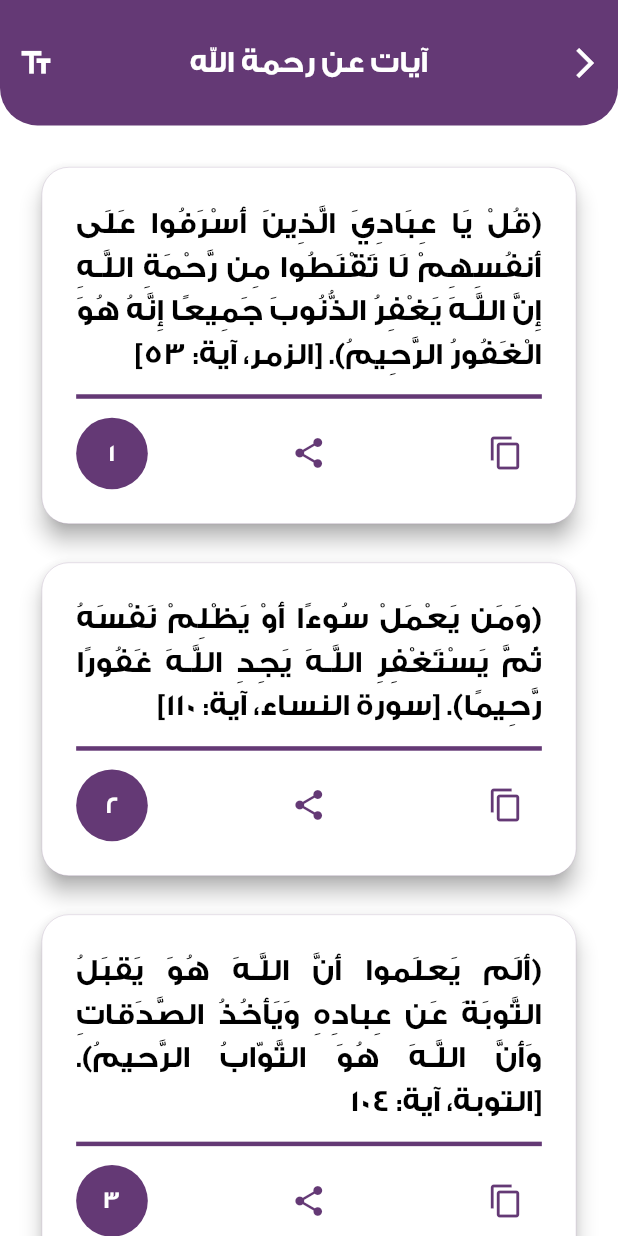
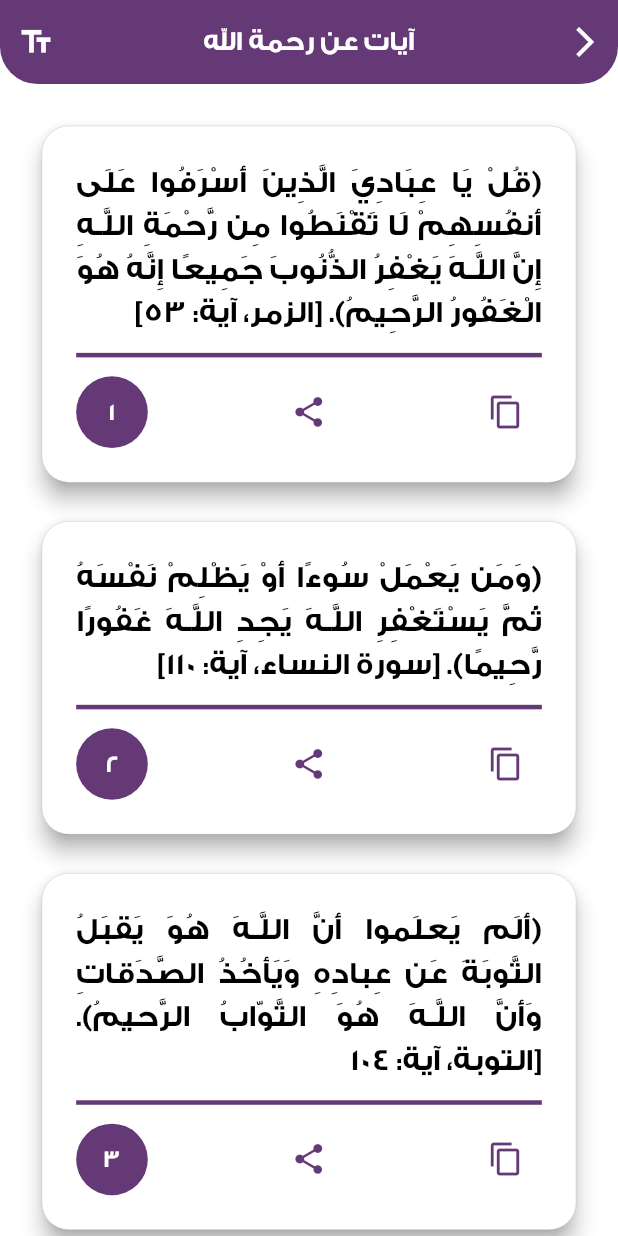
Before and after one commit to Nahed2000/nahed-azkar, a Flutter app: the AyatList screen opened directly with sample values from the repository, on a phone screen of 412 x 824 dp. Run offline on Flutter 3.47's test engine with Material 3 defaults, Android fonts, the phone set to English and light mode, and no system bars; our stand-ins replace adhan, audioplayers, connectivity_plus, curved_navigation_bar, flutter_bloc, flutter_colorpicker and 10 more; missing offline and left inert: flutter_islamic_icons, flutter_qiblah, media_cache_manager, quran; accounts and stored records are empty.

Commit message:
fix appbar

```diff
--- a/lib/widget/custom_appbar.dart
+++ b/lib/widget/custom_appbar.dart
@@ -16,7 +16,6 @@ mixin CustomsAppBar {
   }) {
     return AppBar(
         backgroundColor: MyConstant.kPrimary,
-        toolbarHeight: 70.h,
         shape: const RoundedRectangleBorder(
             borderRadius: BorderRadius.only(
           bottomLeft: Radius.circular(25),
@@ -38,7 +37,7 @@ mixin CustomsAppBar {
               ? IconButton(
                   onPressed: () => BlocProvider.of<PrayerTimeCubit>(context)
                       .getUserLocation(context),
-                  icon: const Icon(Icons.refresh, size: 28),
+                  icon: Icon(Icons.refresh, size: 28.w),
                 )
               : const SizedBox(),
         ],
@@ -49,7 +48,7 @@ mixin CustomsAppBar {
               fontFamily: 'ggess',
               color: Colors.white,
               fontWeight: FontWeight.bold,
-              fontSize: 18.sp),
+              fontSize: 16.sp),
         ),
         systemOverlayStyle:
             SystemUiOverlayStyle(statusBarColor: MyConstant.kPrimary));
@@ -60,7 +59,6 @@ mixin CustomsAppBar {
     return AppBar(
       centerTitle: true,
       backgroundColor: MyConstant.kPrimary,
-      toolbarHeight: 70.h,
       title: Text(title,
           style: const TextStyle(
               fontFamily: 'uthmanic',
```
Also changed, not shown: lib/screen/home/quran/sura.dart (+5 -5 lines).
